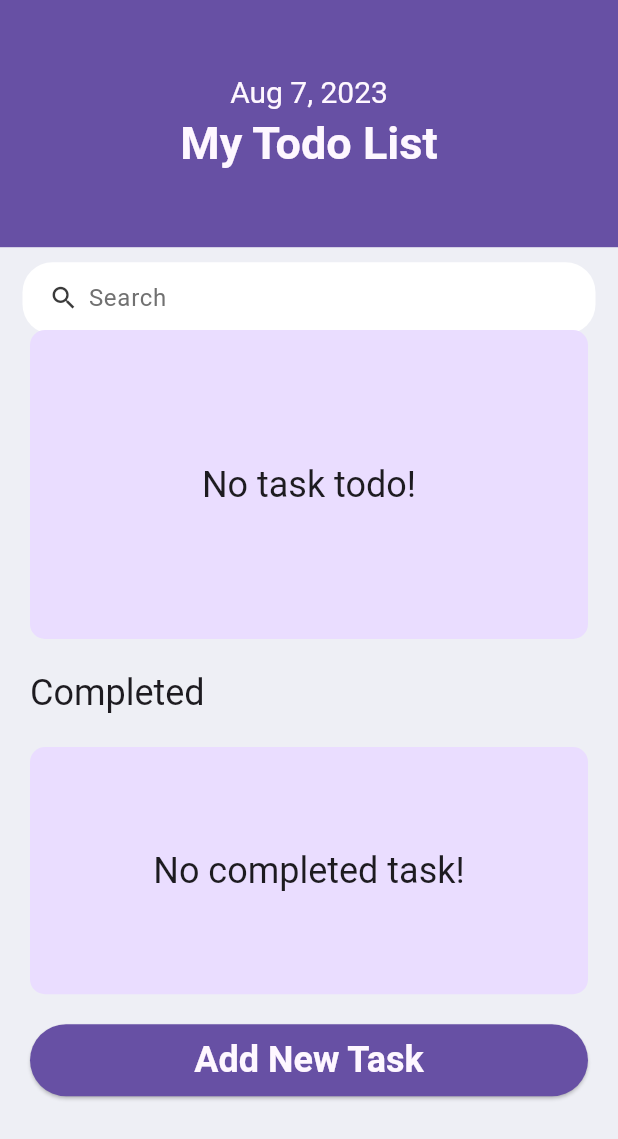
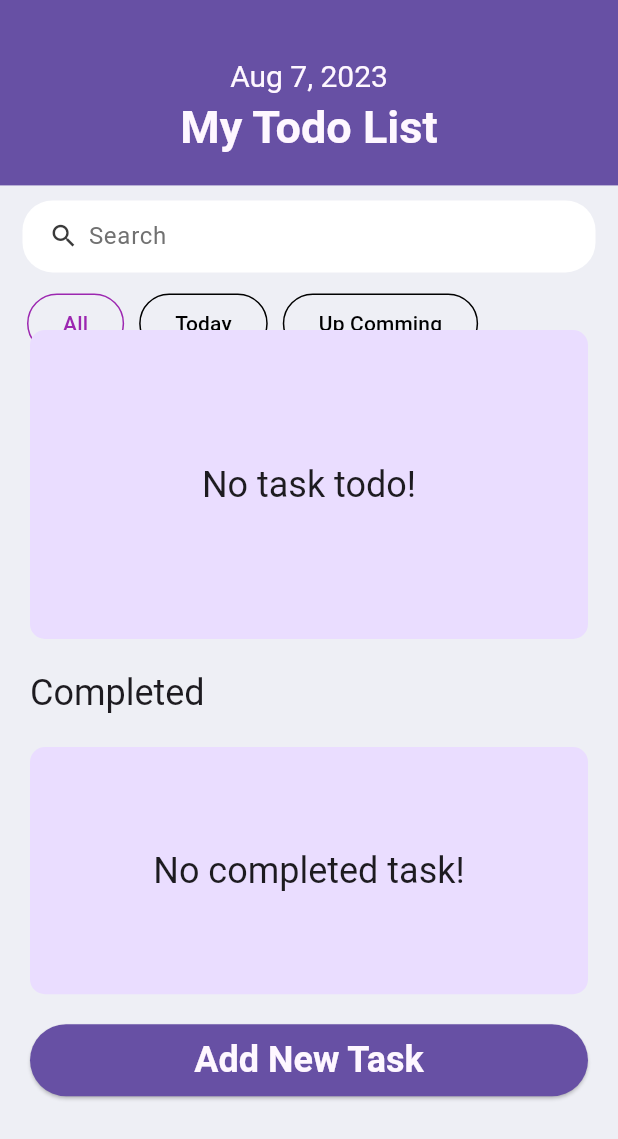
Before and after one commit to TienTran1504/Todo-App-Flutter, a Flutter app: the screen it shows after launch, on a phone screen of 412 x 824 dp. Shown: the top 1139 px of the screen. Run offline on Flutter 3.47's test engine with Material 3 defaults, Android fonts, the phone set to English and light mode, and no system bars; our stand-ins replace equatable, flex_color_scheme, gap, google_fonts.

Commit message:
Radio option

```diff
--- a/lib/screens/home_screen.dart
+++ b/lib/screens/home_screen.dart
@@ -16,13 +16,13 @@ class HomeScreen extends StatelessWidget {
         Column(
           children: [
             Container(
-              height: deviceSize.height * 0.2,
+              height: deviceSize.height * 0.15,
               width: deviceSize.width,
               color: colors.primary,
               child: const Column(
                 mainAxisAlignment: MainAxisAlignment.center,
                 children: [
-                  // Gap(50),
+                  Gap(20),
                   DisplayWhiteText(
                     text: 'Aug 7, 2023',
                     fontSize: 20,
@@ -38,6 +38,8 @@ class HomeScreen extends StatelessWidget {
             ),
             const Gap(10),
             const SearchBox(),
+            const Gap(10),
+            const CustomRadio(option: 0),
           ],
         ),
         Positioned(
--- /dev/null
+++ b/lib/widgets/custom_radio_button.dart
@@ -0,0 +1,64 @@
+import 'package:flutter/material.dart';
+import 'package:todoapp/utils/utils.dart';
+
+class CustomRadio extends StatefulWidget {
+  const CustomRadio({super.key, required this.option});
+  final int option;
+  @override
+  State<CustomRadio> createState() => _CutomRadioState();
+}
+
+class _CutomRadioState extends State<CustomRadio> {
+  late int value;
+  @override
+  void initState() {
+    super.initState();
+    value = widget.option; // Set initial value from the option
+  }
+
+  Widget customRadioButton(String text, int index) {
+    return Material(
+      shape: RoundedRectangleBorder(borderRadius: BorderRadius.circular(10)),
+      color: Colors.transparent,
+      child: OutlinedButton(
+        style: ButtonStyle(
+          side: MaterialStateProperty.resolveWith<BorderSide>(
+            (Set<MaterialState> states) {
+              return BorderSide(
+                color: (value == index) ? Colors.purple : Colors.black,
+              );
+            },
+          ),
+        ),
+        onPressed: () {
+          setState(() {
+            value = index;
+          });
+        },
+        child: Text(
+          text,
+          style: TextStyle(
+            color: (value == index) ? Colors.purple : Colors.black,
+          ),
+        ),
+      ),
+    );
+  }
+
+  @override
+  Widget build(BuildContext context) {
+    final colors = context.colorScheme;
+    return Padding(
+      padding: const EdgeInsets.only(left: 18.0), // Add left padding
+      child: Row(
+        children: <Widget>[
+          customRadioButton("All", 0),
+          SizedBox(width: 10),
+          customRadioButton("Today", 1),
+          SizedBox(width: 10),
+          customRadioButton("Up Comming", 2),
+        ],
+      ),
+    );
+  }
+}
--- a/lib/widgets/widgets.dart
+++ b/lib/widgets/widgets.dart
@@ -2,3 +2,4 @@ export 'display_white_text.dart';
 export 'common_container.dart';
 export 'display_list_of_tasks.dart';
 export 'search_box.dart';
+export 'custom_radio_button.dart';
```
